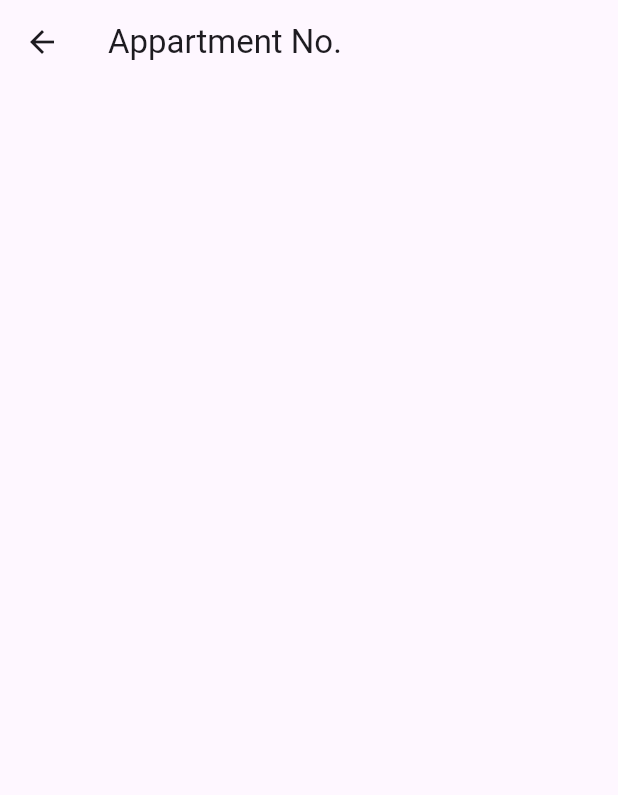
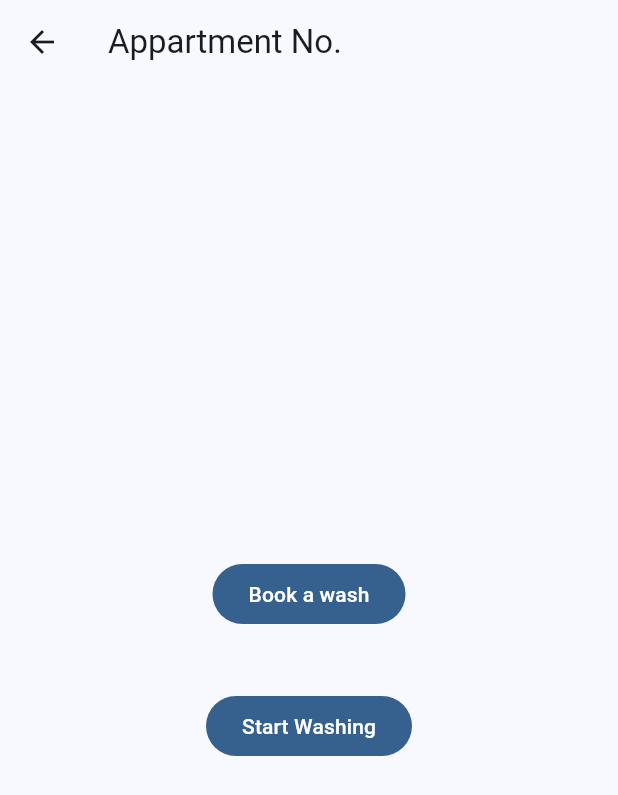
Before and after one commit to BaselHack-2023/app_oma, a Flutter app: the screen it shows after launch, after a tap on "Confirm", on a phone screen of 412 x 824 dp. Shown: the top 795 px of the screen. Run offline on Flutter 3.47's test engine with Material 2 defaults, Android fonts, the phone set to English and light mode, and no system bars.

Commit message:
added pages for calendar and start view 👀

```diff
--- a/lib/actionPage.dart
+++ b/lib/actionPage.dart
@@ -1,6 +1,8 @@
 import 'package:flutter/cupertino.dart';
 import 'package:flutter/material.dart';
+import 'package:mobile_app/bookingPage.dart';
 import 'package:mobile_app/homePage.dart';
+import 'package:mobile_app/startNowPage.dart';
 
 class actionPage extends StatelessWidget {
   const actionPage({super.key, required this.room});
@@ -12,6 +14,38 @@ class actionPage extends StatelessWidget {
       appBar: AppBar(
         title: Text('Appartment No. $room'),
       ),
+      body: Column(
+        mainAxisAlignment: MainAxisAlignment.center ,
+        children: [
+          Container(
+            // Book A day
+            margin: const EdgeInsets.all(20),
+            alignment: Alignment.center,
+            child: FilledButton(
+              onPressed: () {
+                Navigator.push(context, MaterialPageRoute(
+                    builder: (context) => const bookingPage()),
+                );
+              },
+              child: Text("Book a wash"),
+            ),
+          ),
+          // Start Washing
+          Container(
+            // Book A day
+            alignment: Alignment.center,
+            margin: const EdgeInsets.all(20),
+            child: FilledButton(
+              onPressed: () {
+                Navigator.push(context, MaterialPageRoute(
+                    builder: (context) => const startNowPage()),
+                );
+              },
+              child: Text("Start Washing"),
+            ),
+          ),
+        ],
+      ),
     );
   }
 }
--- a/lib/main.dart
+++ b/lib/main.dart
@@ -29,7 +29,7 @@ class MyApp extends StatelessWidget {
         //
         // This works for code too, not just values: Most code changes can be
         // tested with just a hot reload.
-        colorScheme: ColorScheme.fromSeed(seedColor: Colors.deepPurple),
+        colorScheme: ColorScheme.fromSeed(seedColor: Colors.blue),
         useMaterial3: true,
       ),
       home: const homePage(),
```
Also changed, not shown: lib/bookingPage.dart (added, +16 -0 lines), lib/startNowPage.dart (added, +16 -0 lines).
